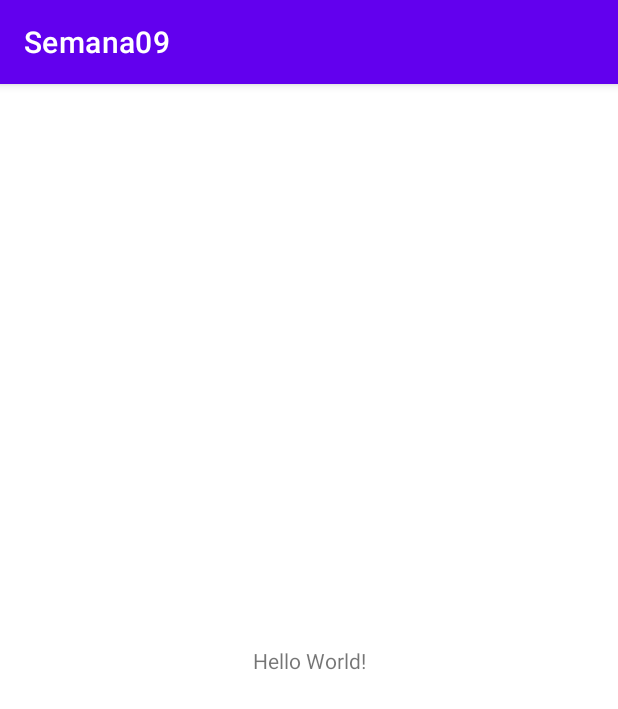
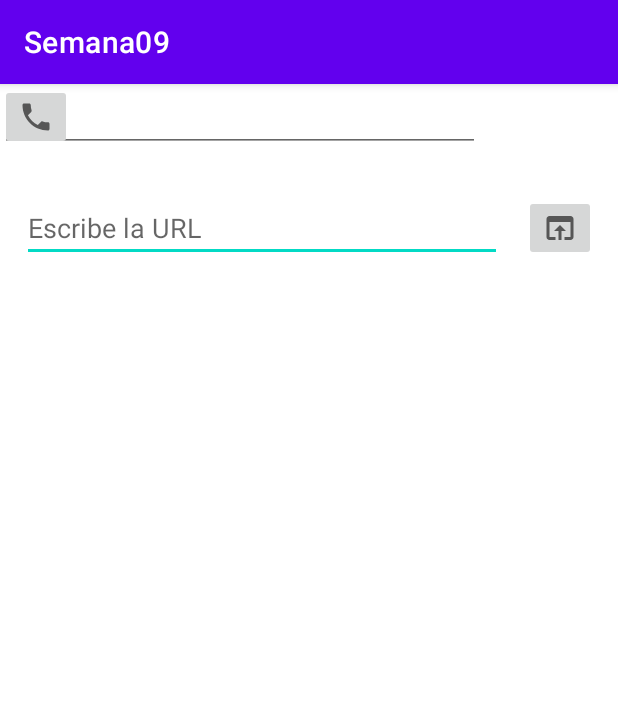
Before and after one commit to dgeti-cetis108/6avpr-fj2021-semana-09-bidkar, an Android app: the screen it shows after launch (MainActivity), on a phone screen of 412 x 824 dp. Shown: the top 709 px of the screen. Run offline under Robolectric (Android 15) with nearby library versions, the phone set to English and light mode, and no system bars.

```diff
--- a/app/build.gradle
+++ b/app/build.gradle
@@ -8,6 +8,9 @@ android {
     buildToolsVersion "30.0.3"
 
     defaultConfig {
+        vectorDrawables {
+            useSupportLibrary = true
+        }
         applicationId "com.cetis108.semana09"
         minSdkVersion 19
         targetSdkVersion 30
--- a/app/src/main/AndroidManifest.xml
+++ b/app/src/main/AndroidManifest.xml
@@ -1,6 +1,9 @@
 <?xml version="1.0" encoding="utf-8"?>
 <manifest xmlns:android="http://schemas.android.com/apk/res/android"
     package="com.cetis108.semana09">
+
+    <uses-permission android:name="android.permission.INTERNET" />
+    <uses-permission android:name="android.permission.CALL_PHONE" />
 
     <application
         android:allowBackup="true"
--- a/app/src/main/java/com/cetis108/semana09/MainActivity.kt
+++ b/app/src/main/java/com/cetis108/semana09/MainActivity.kt
@@ -1,11 +1,32 @@
 package com.cetis108.semana09
 
+import android.content.Intent
+import android.net.Uri
 import androidx.appcompat.app.AppCompatActivity
 import android.os.Bundle
+import android.util.Patterns
+import android.webkit.URLUtil
+import android.widget.EditText
+import android.widget.ImageButton
+import android.widget.Toast
 
 class MainActivity : AppCompatActivity() {
     override fun onCreate(savedInstanceState: Bundle?) {
         super.onCreate(savedInstanceState)
         setContentView(R.layout.activity_main)
+
+        val buttonOpenInBrowser = findViewById<ImageButton>(R.id.imageButtonMainOpenInBrowser)
+        buttonOpenInBrowser.setOnClickListener {
+            val url = "https://" + findViewById<EditText>(R.id.editTextMainUrl).text.toString()
+            if (URLUtil.isValidUrl(url) && Patterns.WEB_URL.matcher(url).matches()) {
+                val intent = Intent().apply {
+                    action = Intent.ACTION_VIEW
+                    data = Uri.parse("$url")
+                }
+                startActivity(intent)
+            } else {
+                Toast.makeText(this, "Dirección incorrecta $url", Toast.LENGTH_SHORT).show()
+            }
+        }
     }
 }
--- /dev/null
+++ b/app/src/main/res/drawable/ic_call_phone.xml
@@ -0,0 +1,10 @@
+<vector xmlns:android="http://schemas.android.com/apk/res/android"
+    android:width="24dp"
+    android:height="24dp"
+    android:viewportWidth="24"
+    android:viewportHeight="24"
+    android:tint="?attr/colorControlNormal">
+  <path
+      android:fillColor="@android:color/white"
+      android:pathData="M6.62,10.79c1.44,2.83 3.76,5.14 6.59,6.59l2.2,-2.2c0.27,-0.27 0.67,-0.36 1.02,-0.24 1.12,0.37 2.33,0.57 3.57,0.57 0.55,0 1,0.45 1,1V20c0,0.55 -0.45,1 -1,1 -9.39,0 -17,-7.61 -17,-17 0,-0.55 0.45,-1 1,-1h3.5c0.55,0 1,0.45 1,1 0,1.25 0.2,2.45 0.57,3.57 0.11,0.35 0.03,0.74 -0.25,1.02l-2.2,2.2z"/>
+</vector>
--- /dev/null
+++ b/app/src/main/res/drawable/ic_open_in_browser.xml
@@ -0,0 +1,10 @@
+<vector xmlns:android="http://schemas.android.com/apk/res/android"
+    android:width="24dp"
+    android:height="24dp"
+    android:viewportWidth="24"
+    android:viewportHeight="24"
+    android:tint="?attr/colorControlNormal">
+  <path
+      android:fillColor="@android:color/white"
+      android:pathData="M19,4L5,4c-1.11,0 -2,0.9 -2,2v12c0,1.1 0.89,2 2,2h4v-2L5,18L5,8h14v10h-4v2h4c1.1,0 2,-0.9 2,-2L21,6c0,-1.1 -0.89,-2 -2,-2zM12,10l-4,4h3v6h2v-6h3l-4,-4z"/>
+</vector>
--- a/app/src/main/res/layout/activity_main.xml
+++ b/app/src/main/res/layout/activity_main.xml
@@ -6,13 +6,44 @@
     android:layout_height="match_parent"
     tools:context=".MainActivity">
 
-    <TextView
+    <EditText
+        android:id="@+id/editTextMainUrl"
         android:layout_width="wrap_content"
         android:layout_height="wrap_content"
-        android:text="Hello World!"
-        app:layout_constraintBottom_toBottomOf="parent"
-        app:layout_constraintLeft_toLeftOf="parent"
-        app:layout_constraintRight_toRightOf="parent"
+        android:layout_marginTop="73dp"
+        android:ems="15"
+        android:hint="Escribe la URL"
+        android:inputType="textPersonName"
+        app:layout_constraintEnd_toStartOf="@+id/imageButtonMainOpenInBrowser"
+        app:layout_constraintHorizontal_bias="0.5"
+        app:layout_constraintStart_toStartOf="parent"
         app:layout_constraintTop_toTopOf="parent" />
 
+    <ImageButton
+        android:id="@+id/imageButtonMainOpenInBrowser"
+        android:layout_width="wrap_content"
+        android:layout_height="wrap_content"
+        app:layout_constraintBottom_toBottomOf="@+id/editTextMainUrl"
+        app:layout_constraintEnd_toEndOf="parent"
+        app:layout_constraintHorizontal_bias="0.5"
+        app:layout_constraintStart_toEndOf="@+id/editTextMainUrl"
+        app:layout_constraintTop_toTopOf="@+id/editTextMainUrl"
+        app:srcCompat="@drawable/ic_open_in_browser" />
+
+    <EditText
+        android:id="@+id/editTextMainPhone"
+        android:layout_width="wrap_content"
+        android:layout_height="wrap_content"
+        android:ems="15"
+        android:inputType="phone"
+        tools:layout_editor_absoluteX="19dp"
+        tools:layout_editor_absoluteY="174dp" />
+
+    <ImageButton
+        android:id="@+id/imageButton2"
+        android:layout_width="wrap_content"
+        android:layout_height="wrap_content"
+        app:srcCompat="@drawable/ic_call_phone"
+        tools:layout_editor_absoluteX="336dp"
+        tools:layout_editor_absoluteY="169dp" />
 </androidx.constraintlayout.widget.ConstraintLayout>
```
Also changed, not shown: 1 other file.
